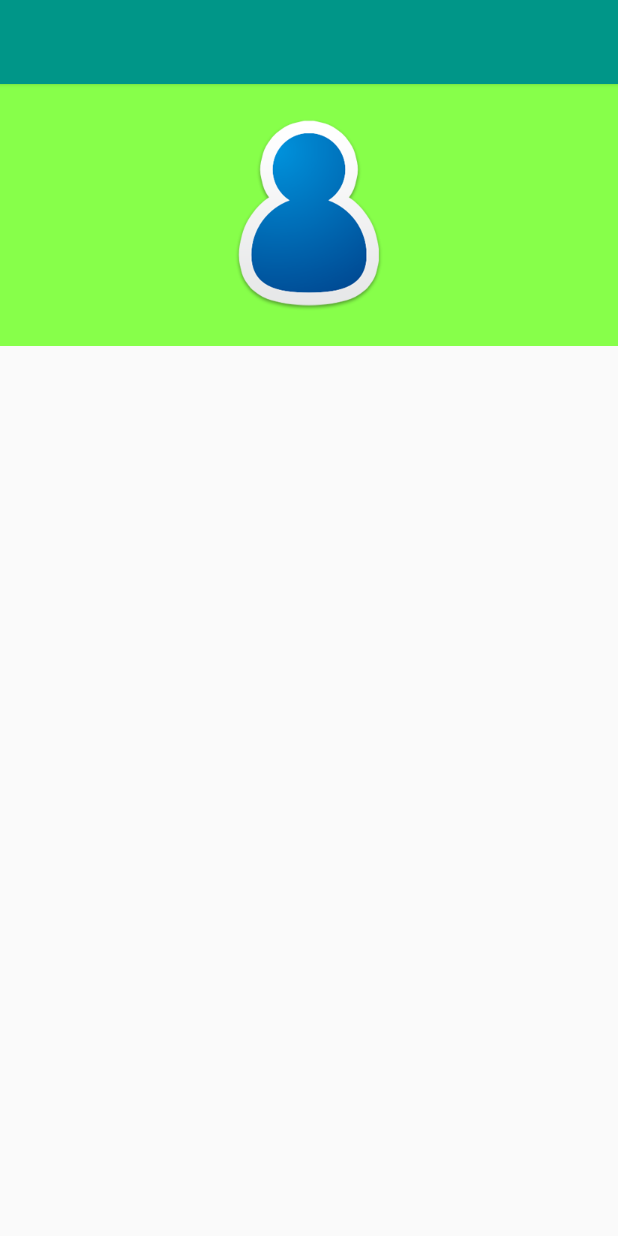
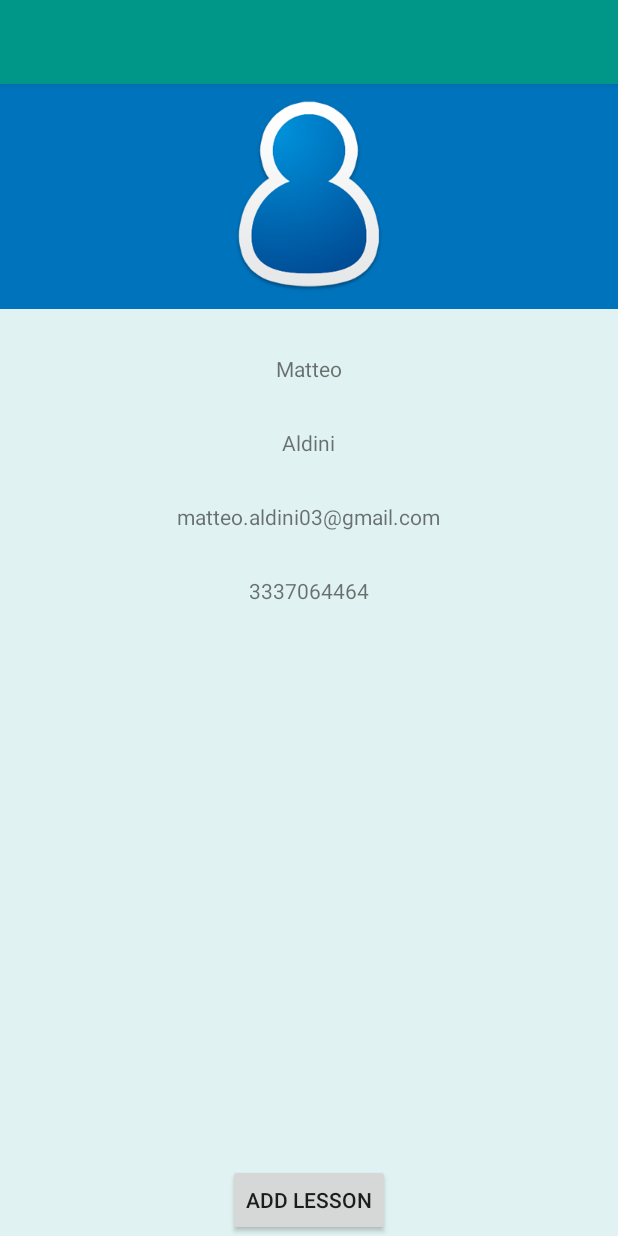
Before and after one commit to aldo03/Lesson-Manager, an Android app: the layout details_student_layout.xml on its own in the app's theme, with its tools: preview values and no code run, on a phone screen of 412 x 824 dp. Run offline under Robolectric (Android 15) with nearby library versions, the light colour scheme and no system bars.

Commit message:
details student added

```diff
--- a/app/src/main/AndroidManifest.xml
+++ b/app/src/main/AndroidManifest.xml
@@ -26,6 +26,11 @@
             android:name=".activities.AddLessonActivity"
             android:label="Add Lesson" >
         </activity>
+
+        <activity
+            android:name=".activities.DetailsStudentActivity"
+            android:label="Details Student" >
+        </activity>
     </application>
 
 </manifest>
--- a/app/src/main/java/com/example/matteoaldini/lessonmanager/activities/MainActivity.java
+++ b/app/src/main/java/com/example/matteoaldini/lessonmanager/activities/MainActivity.java
@@ -94,7 +94,7 @@ public class MainActivity extends ActionBarActivity implements StudentListFragme
 
     @Override
     public void detailsStudent(Student s) {
-        this.detailsStudentIntent = new Intent(this.getApplicationContext(), AddLessonActivity.class);
+        this.detailsStudentIntent = new Intent(this.getApplicationContext(), DetailsStudentActivity.class);
         this.detailsStudentIntent.putExtra(STUDENT_EXTRA,s);
         startActivityForResult(this.detailsStudentIntent, DETAILS_STUDENT_CODE);
     }
@@ -105,8 +105,6 @@ public class MainActivity extends ActionBarActivity implements StudentListFragme
         if(data!=null){
             if(requestCode==ADD_STUDENT_CODE){
                 Toast.makeText(getApplicationContext(), R.string.student_added,Toast.LENGTH_SHORT).show();
-            }else if(requestCode==DETAILS_STUDENT_CODE){
-                Toast.makeText(getApplicationContext(), R.string.lesson_added,Toast.LENGTH_SHORT).show();
             }
         }
     }
--- a/app/src/main/res/layout/details_student_layout.xml
+++ b/app/src/main/res/layout/details_student_layout.xml
@@ -1,8 +1,9 @@
 <?xml version="1.0" encoding="utf-8"?>
-<LinearLayout xmlns:android="http://schemas.android.com/apk/res/android"
+<RelativeLayout xmlns:android="http://schemas.android.com/apk/res/android"
     android:orientation="vertical" android:layout_width="match_parent"
     android:layout_height="match_parent"
-    android:weightSum="1">
+    android:weightSum="1"
+    android:background="@color/ColorPrimaryLight">
     <include
         android:id="@+id/tool_bar"
         layout="@layout/tool_bar"
@@ -14,15 +15,63 @@
         android:layout_width="match_parent"
         android:layout_height="150dp"
         android:layout_weight="0.04"
-        android:background="#ff87ff4a">
+        android:background="@color/light_blue"
+        android:layout_below="@+id/tool_bar"
+        android:layout_alignParentLeft="true"
+        android:layout_alignParentStart="true"
+        android:id="@+id/layoutColor">
 
         <ImageView
             android:layout_width="wrap_content"
             android:layout_height="wrap_content"
-            android:id="@+id/imageView9"
+            android:id="@+id/imageDetail"
             android:src="@drawable/person"
             android:layout_centerVertical="true"
             android:layout_centerHorizontal="true" />
     </RelativeLayout>
 
-</LinearLayout>
+    <TextView
+        android:layout_width="wrap_content"
+        android:layout_height="wrap_content"
+        android:text="Matteo"
+        android:id="@+id/nameDetails"
+        android:layout_below="@+id/layoutColor"
+        android:layout_centerHorizontal="true"
+        android:layout_marginTop="30dp" />
+
+    <TextView
+        android:layout_width="wrap_content"
+        android:layout_height="wrap_content"
+        android:text="Aldini"
+        android:id="@+id/surnameDetails"
+        android:layout_below="@+id/nameDetails"
+        android:layout_centerHorizontal="true"
+        android:layout_marginTop="30dp" />
+
+    <TextView
+        android:layout_width="wrap_content"
+        android:layout_height="wrap_content"
+        android:text="matteo.aldini03@gmail.com"
+        android:id="@+id/mailDetails"
+        android:layout_below="@+id/surnameDetails"
+        android:layout_centerHorizontal="true"
+        android:layout_marginTop="30dp" />
+
+    <TextView
+        android:layout_width="wrap_content"
+        android:layout_height="wrap_content"
+        android:text="3337064464"
+        android:id="@+id/phoneDetails"
+        android:layout_below="@+id/mailDetails"
+        android:layout_centerHorizontal="true"
+        android:layout_marginTop="30dp" />
+
+    <Button
+        android:layout_width="wrap_content"
+        android:layout_height="wrap_content"
+        android:text="ADD LESSON"
+        android:id="@+id/addLessonBut"
+        android:layout_alignParentBottom="true"
+        android:layout_centerHorizontal="true" />
+
+</RelativeLayout>
```
Also changed, not shown: app/src/main/java/com/example/matteoaldini/lessonmanager/activities/DetailsStudentActivity.java (added, +73 -0 lines), app/src/main/java/com/example/matteoaldini/lessonmanager/model/ImageUtils.java (+53 -0 lines), app/src/main/res/values/color.xml (+16 -0 lines), 1 other file.
